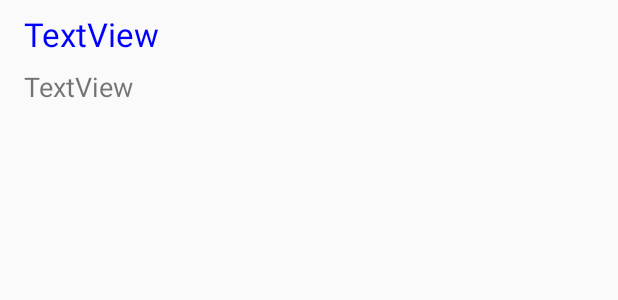
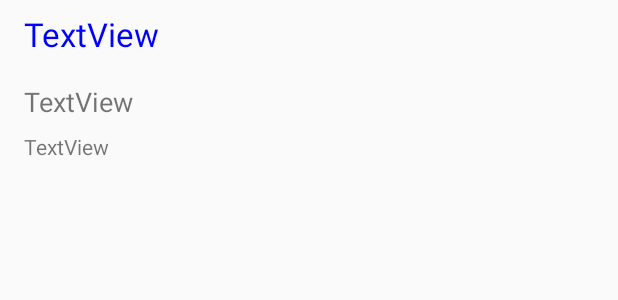
Before and after one commit to celesjanette/ContactList, an Android app: the layout list_item.xml on its own in the app's theme, with its tools: preview values and no code run, on a phone screen of 412 x 824 dp. Shown: the top 300 px of the screen. Run offline under Robolectric (Android 15) with nearby library versions, the phone set to English and light mode, and no system bars.

Commit message:
contactlist clean up

```diff
--- a/app/src/main/java/com/example/contactlist/ContactDataSource.java
+++ b/app/src/main/java/com/example/contactlist/ContactDataSource.java
@@ -123,7 +123,7 @@ public ArrayList<String> getContactName() {
                 Calendar calendar = Calendar.getInstance();
                 calendar.setTimeInMillis(Long.valueOf(cursor.getString(9)));
                 newContact.setBirthday(calendar);
-                contacts.add(newContact); // Add the contact to the list
+                contacts.add(newContact); // Add the contacts to list
                 cursor.moveToNext();
             }
             cursor.close();
--- a/app/src/main/res/layout/list_item.xml
+++ b/app/src/main/res/layout/list_item.xml
@@ -23,14 +23,25 @@
         android:layout_width="wrap_content"
         android:layout_height="wrap_content"
         android:layout_marginStart="16dp"
-        android:layout_marginLeft="16dp"
         android:layout_marginTop="8dp"
         android:layout_marginBottom="8dp"
         android:text="TextView"
         android:textSize="@dimen/text_size_medium"
         app:layout_constraintBottom_toBottomOf="parent"
         app:layout_constraintStart_toStartOf="parent"
-        app:layout_constraintTop_toBottomOf="@+id/textContactName" />
+        app:layout_constraintTop_toBottomOf="@+id/textContactName"
+        app:layout_constraintVertical_bias="0.348" />
+
+    <TextView
+        android:id="@+id/textMail"
+        android:layout_width="wrap_content"
+        android:layout_height="wrap_content"
+        android:layout_marginStart="16dp"
+        android:layout_marginTop="8dp"
+        android:text="TextView"
+        app:layout_constraintBottom_toBottomOf="parent"
+        app:layout_constraintStart_toStartOf="parent"
+        app:layout_constraintTop_toBottomOf="@+id/textHomeNumber" />
 
     <Button
         android:id="@+id/buttonDeleteContact"
@@ -47,4 +58,5 @@
         app:layout_constraintBottom_toBottomOf="parent"
         app:layout_constraintEnd_toEndOf="parent"
         app:layout_constraintTop_toTopOf="parent" />
+
 </androidx.constraintlayout.widget.ConstraintLayout>
```
Also changed, not shown: app/src/main/java/com/example/contactlist/ContactAdapter.java (+10 -1 lines), app/src/main/java/com/example/contactlist/MainActivity.java (+46 -1 lines), app/src/main/java/com/example/contactlist/fullList.java (+9 -0 lines).
